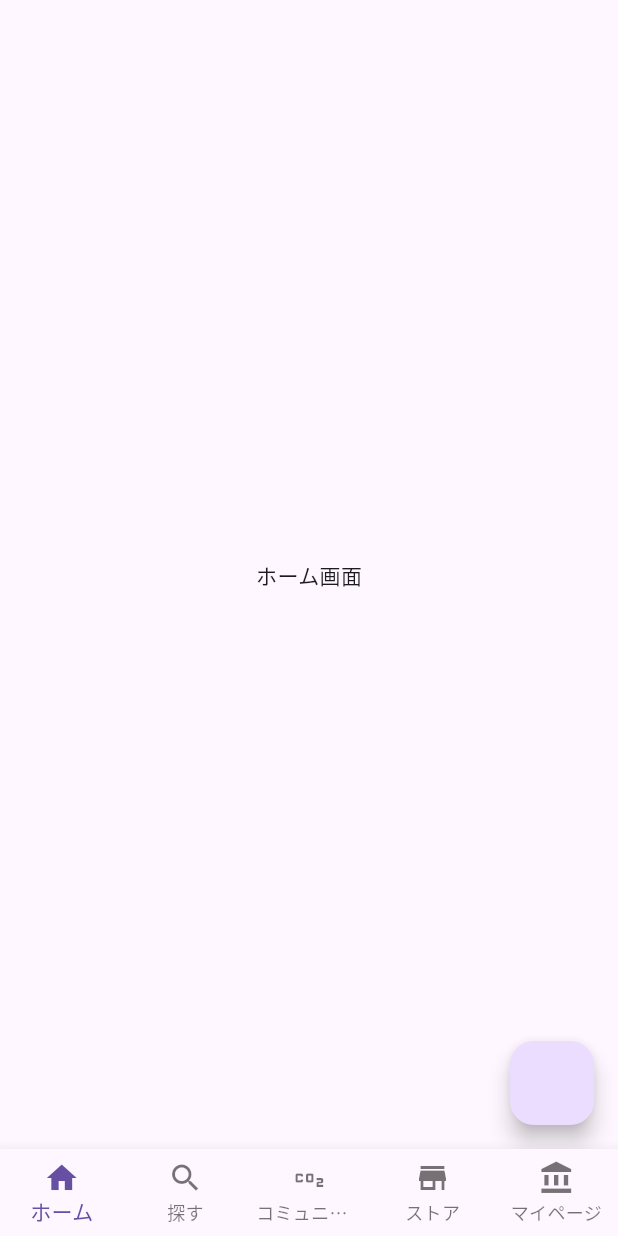
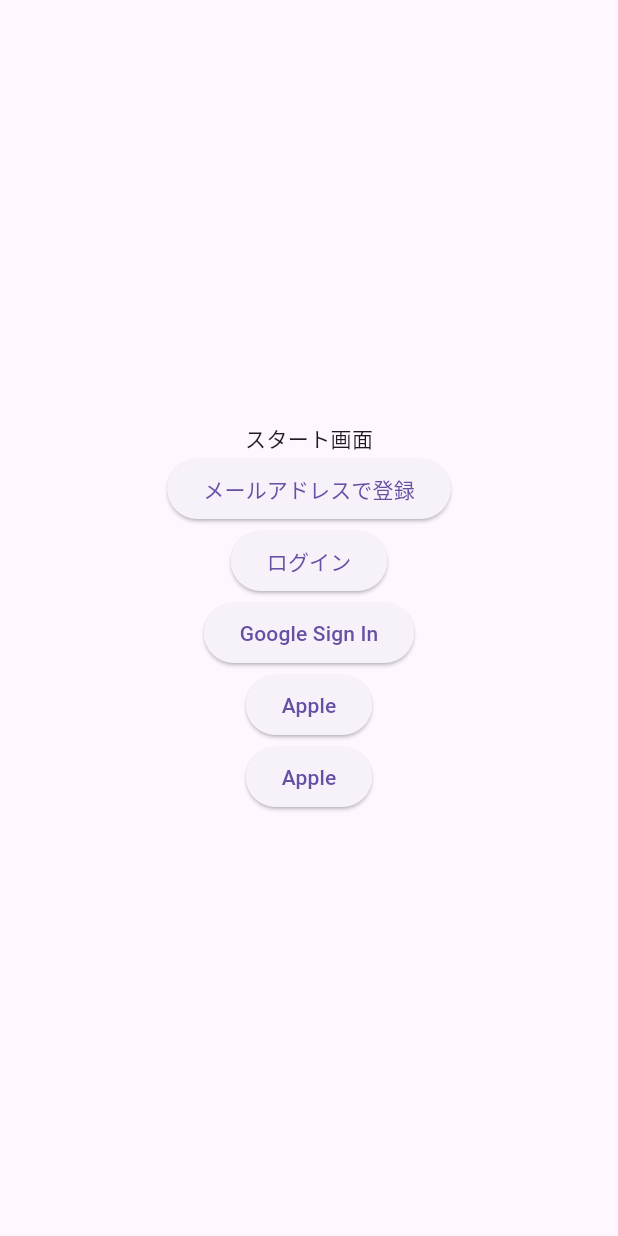
Before and after one commit to taiseidev/newly, a Flutter app: the screen it shows after launch, on a phone screen of 412 x 824 dp. Run offline on Flutter 3.47's test engine with Material 2 defaults, Android fonts, the phone set to English and light mode, and no system bars; our stand-ins replace device_preview, envied, flutter_hooks, flutter_riverpod, freezed_annotation, go_router and 5 more; accounts and stored records are empty; generated files the repository leaves out were written again; statements that could not run were skipped.

Commit message:
🚀 feat: 一旦全ての変更分を追加

```diff
--- a/dart_defines/dev.json
+++ b/dart_defines/dev.json
@@ -1,6 +1,6 @@
 {
     "flavor": "dev",
-    "appName": "Nost Dev",
-    "appId": "com.nost.nost",
+    "appName": "Newly Dev",
+    "appId": "app.product.Newly",
     "appIdSuffix": ".dev"
 }
--- a/dart_defines/prod.json
+++ b/dart_defines/prod.json
@@ -1,6 +1,6 @@
 {
     "flavor": "prod",
-    "appName": "Nost",
-    "appId": "com.nost.nost",
+    "appName": "Newly",
+    "appId": "app.product.Newly",
     "appIdSuffix": ""
 }
--- a/lib/app.dart
+++ b/lib/app.dart
@@ -19,6 +19,7 @@ final class App extends ConsumerWidget {
   Widget build(BuildContext context, WidgetRef ref) {
     final router = ref.watch(routerProvider);
     final isLoading = ref.watch(loadingNotifierProvider);
+
     return MaterialApp.router(
       title: appName,
       debugShowCheckedModeBanner: false,
@@ -26,6 +27,7 @@ final class App extends ConsumerWidget {
       scaffoldMessengerKey: ref.watch(scaffoldMessengerKeyProvider),
       locale: TranslationProvider.of(context).flutterLocale,
       // builder: DevicePreview.appBuilder,
+
       supportedLocales: AppLocaleUtils.supportedLocales,
       localizationsDelegates: GlobalMaterialLocalizations.delegates,
       theme: getLightTheme(),
--- a/lib/core/navigation/router/router.dart
+++ b/lib/core/navigation/router/router.dart
@@ -1,6 +1,5 @@
 import 'package:flutter/material.dart';
 import 'package:go_router/go_router.dart';
-import 'package:nost/core/const/navigation.dart';
 import 'package:nost/core/navigation/routes/main/main_route.dart';
 import 'package:riverpod_annotation/riverpod_annotation.dart';
 
@@ -12,6 +11,6 @@ final rootNavigatorKey = GlobalKey<NavigatorState>(debugLabel: 'rootNavigator');
 GoRouter router(RouterRef ref) => GoRouter(
       routes: $appRoutes,
       debugLogDiagnostics: true,
-      initialLocation: MainRouteConst.homeRoutePath,
+      initialLocation: '/start',
       navigatorKey: rootNavigatorKey,
     );
--- a/lib/core/navigation/routes/branches/home_branch.dart
+++ b/lib/core/navigation/routes/branches/home_branch.dart
@@ -1,8 +1,7 @@
 import 'package:flutter/material.dart';
-import 'package:flutter_riverpod/flutter_riverpod.dart';
 import 'package:go_router/go_router.dart';
 import 'package:nost/core/const/navigation.dart';
-import 'package:nost/core/extension/async_value_ext.dart';
+import 'package:nost/core/ui/pages/home/home_page.dart';
 
 /// NavigatorKey
 final homeNavigatorKey = GlobalKey<NavigatorState>(debugLabel: 'home');
@@ -28,37 +27,3 @@ final class HomeRoute extends GoRouteData {
   @override
   Widget build(BuildContext context, GoRouterState state) => const HomePage();
 }
-
-final class HomePage extends ConsumerWidget {
-  const HomePage({super.key});
-
-  @override
-  Widget build(BuildContext context, WidgetRef ref) {
-    ref.handleAsyncValue<void>(
-      testProvider,
-      complete: (context, _) async {},
-      completeMessage: '完了しました！',
-    );
-
-    return Scaffold(
-      floatingActionButton: FloatingActionButton(
-        onPressed: () {
-          ref.invalidate(testProvider);
-        },
-      ),
-      body: const Center(
-        child: Column(
-          mainAxisAlignment: MainAxisAlignment.center,
-          children: [
-            Text('ホーム画面'),
-          ],
-        ),
-      ),
-    );
-  }
-}
-
-final testProvider = FutureProvider<int>((ref) async {
-  await Future<void>.delayed(const Duration(seconds: 3));
-  return Future(() => 1);
-});
--- /dev/null
+++ b/lib/core/ui/pages/start/start_page.dart
@@ -0,0 +1,60 @@
+import 'package:flutter/material.dart';
+import 'package:hooks_riverpod/hooks_riverpod.dart';
+import 'package:nost/features/auth/domain/repositories/auth_repository.dart';
+import 'package:supabase_flutter/supabase_flutter.dart';
+
+class StartPage extends HookConsumerWidget {
+  const StartPage({super.key});
+
+  @override
+  Widget build(BuildContext context, WidgetRef ref) {
+    return Scaffold(
+      body: Center(
+        child: Column(
+          mainAxisAlignment: MainAxisAlignment.center,
+          children: [
+            const Text('スタート画面'),
+            ElevatedButton(
+              onPressed: () => ref.read(authRepositoryProvider).signInWithEmail(
+                    email: 'onishi.taisei1997@gmail.com',
+                    password: '123456',
+                  ),
+              child: const Text('メールアドレスで登録'),
+            ),
+            ElevatedButton(
+              onPressed: () async {
+                final response =
+                    await Supabase.instance.client.auth.signInWithPassword(
+                  email: 'onishi.taisei1997@gmail.com',
+                  password: '123456',
+                );
+                if (response.user != null) {}
+              },
+              child: const Text('ログイン'),
+            ),
+            ElevatedButton(
+              onPressed: () =>
+                  ref.read(authRepositoryProvider).signInWithGoogle(),
+              child: const Text('Google Sign In'),
+            ),
+            ElevatedButton(
+              onPressed: () =>
+                  ref.read(authRepositoryProvider).signInWithApple(),
+              child: const Text('Apple'),
+            ),
+            ElevatedButton(
+              onPressed: () {
+                final user = Supabase.instance.client.auth.currentUser;
+
+                if (user != null) {
+                  print(user.id);
+                }
+              },
+              child: const Text('Apple'),
+            ),
+          ],
+        ),
+      ),
+    );
+  }
+}
--- a/pubspec.yaml
+++ b/pubspec.yaml
@@ -39,6 +39,7 @@ dependencies:
   device_preview: ^1.1.0
   slang: ^3.25.0
   slang_flutter: ^3.25.0
+  google_sign_in: ^6.1.6
 
 dev_dependencies:
   flutter_test:
```
Also changed, not shown: lib/core/navigation/routes/main/main_route.dart (+13 -3 lines), lib/core/ui/pages/home/home_page.dart (added, +71 -0 lines), lib/features/activities/domain/activity.dart (+3 -4 lines), lib/features/activities/domain/repositories/activity_repository.dart (added, +12 -0 lines), lib/features/activities/infrastructure/repositories/supabase_activity_repository.dart (added, +14 -0 lines), lib/features/auth/domain/repositories/auth_repository.dart (added, +16 -0 lines), lib/features/auth/infrastructure/repositories/supagase_auth_repository.dart (added, +76 -0 lines), lib/main.dart (+25 -4 lines), lib/core/i18n/strings.g.dart, lib/core/navigation/routes/main/main_route.g.dart, lib/features/activities/domain/activity.freezed.dart, lib/features/activities/domain/activity.g.dart, lib/features/activities/domain/repositories/activity_repository.g.dart (added), lib/features/auth/domain/repositories/auth_repository.g.dart (added), 1 more files, 4 other files.
